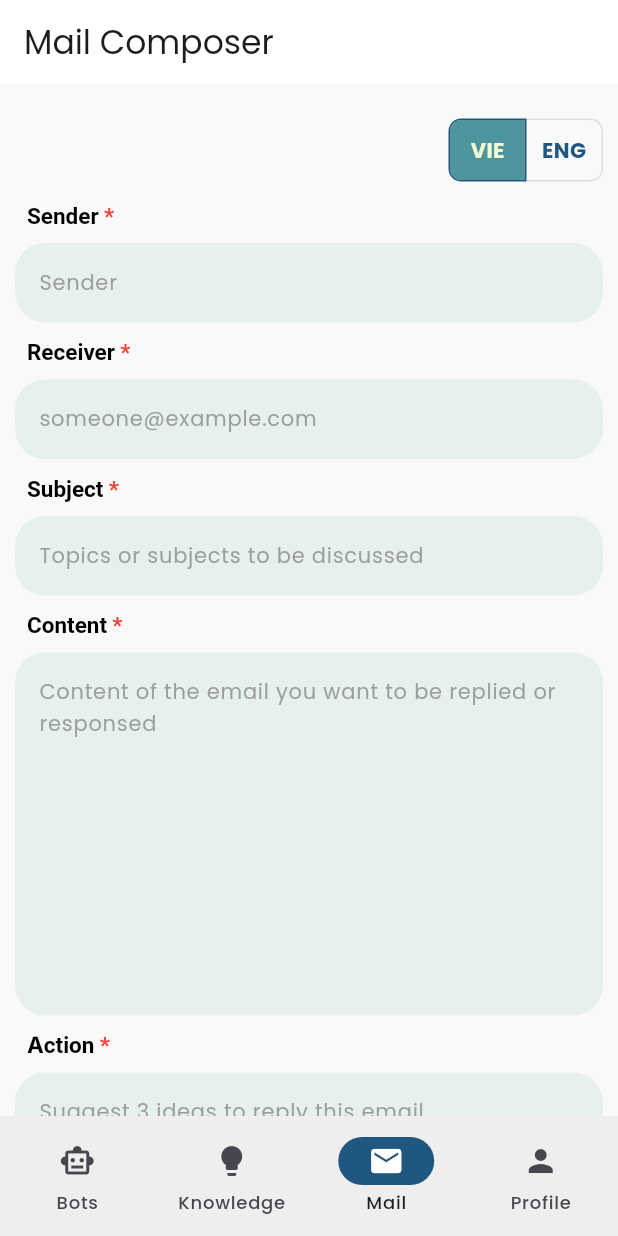
After one commit to TrinhLongVu/OmniChat, a Flutter app: the MailComposerScreen screen opened by its route, on a phone screen of 412 x 824 dp. The commit adds this screen. Run offline on Flutter 3.47's test engine with Material 3 defaults, Android fonts, the phone set to English and light mode, and no system bars; our stand-ins replace font_awesome_flutter, go_router, google_fonts, icons_plus.

Commit message:
ui: mail composer screen

```diff
--- a/lib/router/index.dart
+++ b/lib/router/index.dart
@@ -11,6 +11,7 @@ import 'package:omni_chat/screens/main/bots/scr.dart';
 import 'package:omni_chat/screens/main/knowledge/info/scr.dart';
 import 'package:omni_chat/screens/main/knowledge/scr.dart';
 import 'package:omni_chat/screens/main/layout.dart';
+import 'package:omni_chat/screens/main/mail/scr.dart';
 import 'package:omni_chat/screens/main/profile/reset_pw/scr.dart';
 import 'package:omni_chat/screens/main/profile/scr.dart';
 import 'package:omni_chat/screens/main/profile/sub_plan/scr.dart';
@@ -106,9 +107,9 @@ final GoRouter appRouter = GoRouter(
         StatefulShellBranch(
           routes: [
             GoRoute(
-              name: "messages",
-              path: "/messages",
-              builder: (context, state) => const Text("Mail Composer"),
+              name: "mail",
+              path: "/mail",
+              builder: (context, state) => MailComposerScreen(),
             ),
           ],
         ),
--- /dev/null
+++ b/lib/screens/main/mail/scr.dart
@@ -0,0 +1,113 @@
+import 'package:flutter/material.dart';
+import 'package:omni_chat/constants/color.dart';
+import 'package:omni_chat/widgets/common_btn.dart';
+import 'package:omni_chat/widgets/input_field.dart';
+import 'package:omni_chat/widgets/input_header.dart';
+
+const List<Widget> languages = <Widget>[
+  Text('VIE', style: TextStyle(fontWeight: FontWeight.bold)),
+  Text('ENG', style: TextStyle(fontWeight: FontWeight.bold)),
+];
+
+class MailComposerScreen extends StatefulWidget {
+  const MailComposerScreen({super.key});
+
+  @override
+  State<MailComposerScreen> createState() => _MailComposerScreenState();
+}
+
+class _MailComposerScreenState extends State<MailComposerScreen> {
+  final TextEditingController senderCtrlr = TextEditingController();
+  final TextEditingController receiverCtrlr = TextEditingController();
+  final TextEditingController subjectCtrlr = TextEditingController();
+  final TextEditingController contentCtrlr = TextEditingController();
+  final TextEditingController actionCtrlr = TextEditingController();
+
+  final List<bool> selectedLanguage = <bool>[true, false];
+
+  @override
+  Widget build(BuildContext context) {
+    return Scaffold(
+      appBar: AppBar(
+        title: Text("Mail Composer"),
+        backgroundColor: Colors.white,
+      ),
+      body: SafeArea(
+        child: SingleChildScrollView(
+          child: Padding(
+            padding: const EdgeInsets.symmetric(horizontal: 10, vertical: 20),
+            child: Column(
+              crossAxisAlignment: CrossAxisAlignment.start,
+              spacing: 10,
+              children: [
+                Row(
+                  mainAxisAlignment: MainAxisAlignment.end,
+                  children: [
+                    ToggleButtons(
+                      direction: Axis.horizontal,
+                      onPressed: (int index) {
+                        setState(() {
+                          for (int i = 0; i < selectedLanguage.length; i++) {
+                            selectedLanguage[i] = i == index;
+                          }
+                        });
+                      },
+                      borderRadius: const BorderRadius.all(Radius.circular(8)),
+                      selectedBorderColor: omniDarkBlue,
+                      selectedColor: omniMilk,
+                      fillColor: omniDarkCyan,
+                      color: omniDarkBlue,
+                      constraints: const BoxConstraints(
+                        minHeight: 40.0,
+                        minWidth: 50.0,
+                      ),
+                      isSelected: selectedLanguage,
+                      children: languages,
+                    ),
+                  ],
+                ),
+                InputHeader(title: "Sender", isRequired: true),
+                InputField(
+                  controller: senderCtrlr,
+                  placeholder: "Sender",
+                  fontSz: 14,
+                ),
+                InputHeader(title: "Receiver", isRequired: true),
+                InputField(
+                  controller: receiverCtrlr,
+                  placeholder: "someone@example.com",
+                  fontSz: 14,
+                ),
+                InputHeader(title: "Subject", isRequired: true),
+                InputField(
+                  controller: subjectCtrlr,
+                  placeholder: "Topics or subjects to be discussed",
+                  fontSz: 14,
+                ),
+                InputHeader(title: "Content", isRequired: true),
+                InputField(
+                  controller: contentCtrlr,
+                  placeholder:
+                      "Content of the email you want to be replied or responsed",
+                  isNewLineAction: true,
+                  fontSz: 14,
+                  minLns: 10,
+                  maxLns: 15,
+                ),
+                InputHeader(title: "Action", isRequired: true),
+                InputField(
+                  controller: actionCtrlr,
+                  placeholder: "Suggest 3 ideas to reply this email",
+                  fontSz: 14,
+                  minLns: 1,
+                  maxLns: 3,
+                ),
+                CommonBtn(title: "Generate Ideas", onTap: () {}),
+              ],
+            ),
+          ),
+        ),
+      ),
+    );
+  }
+}
--- a/lib/widgets/input_field.dart
+++ b/lib/widgets/input_field.dart
@@ -10,6 +10,7 @@ class InputField extends StatefulWidget {
   final int maxLns;
   final bool isPassword;
   final bool isTelNum;
+  final bool isNewLineAction;
 
   const InputField({
     super.key,
@@ -21,6 +22,7 @@ class InputField extends StatefulWidget {
     this.isTelNum = false,
     this.minLns = 1,
     this.maxLns = 1,
+    this.isNewLineAction = false,
   });
 
   @override
@@ -35,10 +37,16 @@ class _InputFieldState extends State<InputField> {
     return TextField(
       controller: widget.controller,
       obscureText: !isPasswordVisible && widget.isPassword,
+      textInputAction:
+          widget.isNewLineAction
+              ? TextInputAction.newline
+              : TextInputAction.done,
       textAlignVertical: TextAlignVertical.center,
-      keyboardType: widget.isTelNum ? TextInputType.phone : TextInputType.text,
-      maxLines:
-          !widget.isPassword ? widget.maxLns : 1, // Allows unlimited lines
+      keyboardType:
+          widget.isNewLineAction
+              ? TextInputType.multiline
+              : (widget.isTelNum ? TextInputType.phone : TextInputType.text),
+      maxLines: !widget.isPassword ? widget.maxLns : 1,
       minLines: !widget.isPassword ? widget.minLns : null,
       style: TextStyle(fontSize: widget.fontSz),
       decoration: InputDecoration(
```
